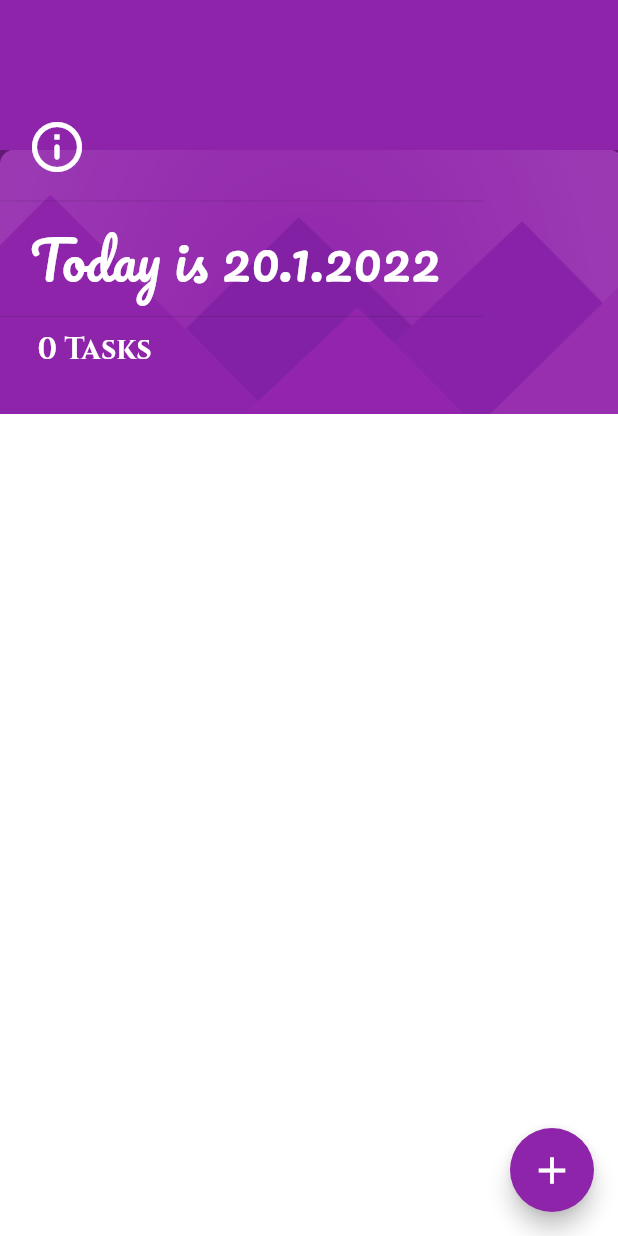
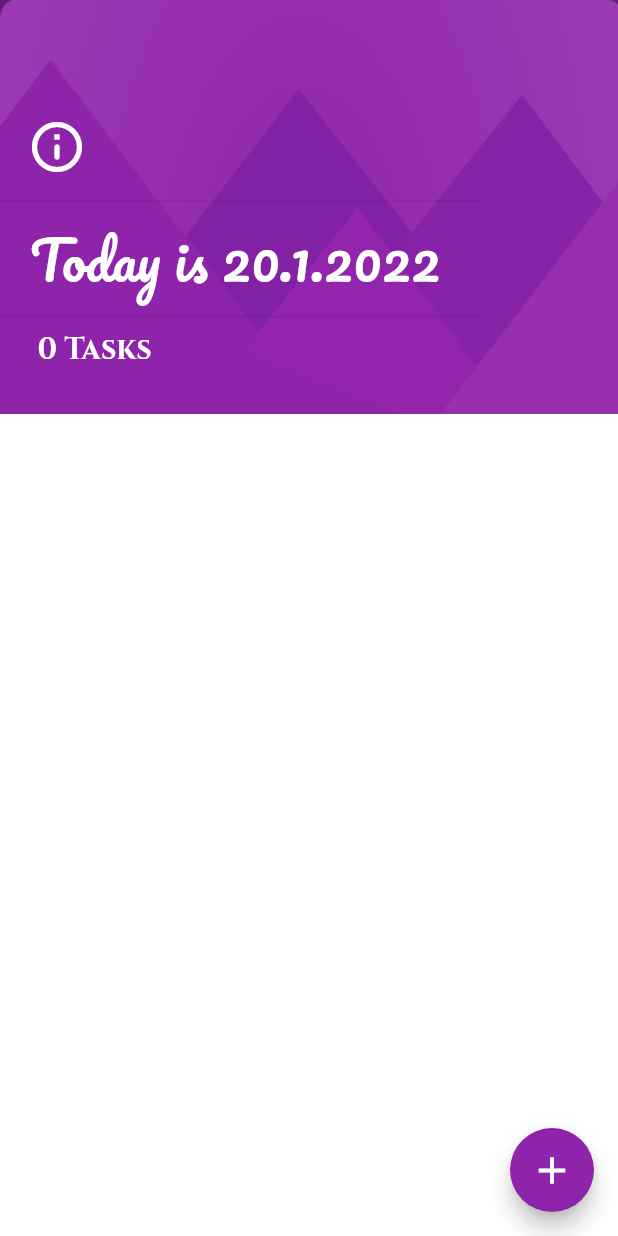
Before and after one commit to WeronikaWItt/todoey, a Flutter app: the screen it shows after launch, on a phone screen of 412 x 824 dp. Run offline on Flutter 3.47's test engine with Material 2 defaults, Android fonts, the phone set to English and light mode, and no system bars; our stand-ins replace flutter_slidable, shared_preferences.

Commit message:
background update

```diff
--- a/lib/screens/task_screen.dart
+++ b/lib/screens/task_screen.dart
@@ -26,7 +26,7 @@ class TaskScreen extends StatelessWidget {
           color: kAccent,
           image: DecorationImage(
             image: AssetImage("images/background_full.png"),
-            fit: BoxFit.contain,
+            fit: BoxFit.fill,
             colorFilter: new ColorFilter.mode(Colors.black.withOpacity(0.3), BlendMode.dstATop),
           ),
         ),
```
